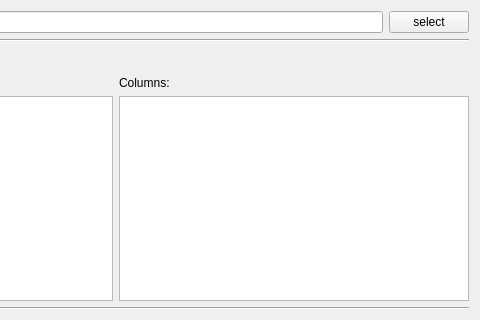
Qt form src/data_import/csv_config_widget.ui (KindVador/PlottingApp) before a commit; both pictures show x 248 to 728 and y 0 to 320 of the 728 by 600 pixel window.
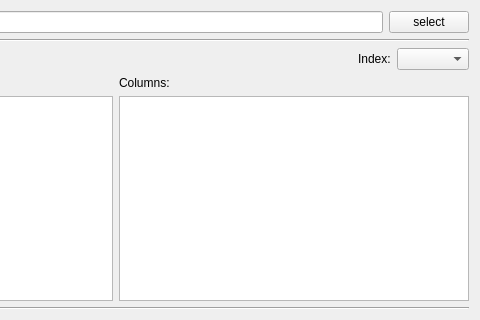
The same form after that commit.

What changed in the file:
```diff
--- a/src/data_import/csv_config_widget.ui
+++ b/src/data_import/csv_config_widget.ui
@@ -74,6 +74,16 @@
        </property>
       </spacer>
      </item>
+     <item>
+      <widget class="QLabel" name="index_label">
+       <property name="text">
+        <string>Index:</string>
+       </property>
+      </widget>
+     </item>
+     <item>
+      <widget class="QComboBox" name="index_cbx"/>
+     </item>
     </layout>
    </item>
    <item>
```
